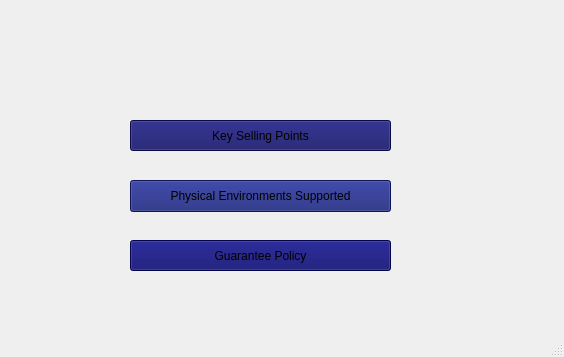
This is CS1C-Project-Master/guestwindow.ui in AustinVaday/CS1C-Class-Project as Qt 5 draws it before an edit. The edited form follows.
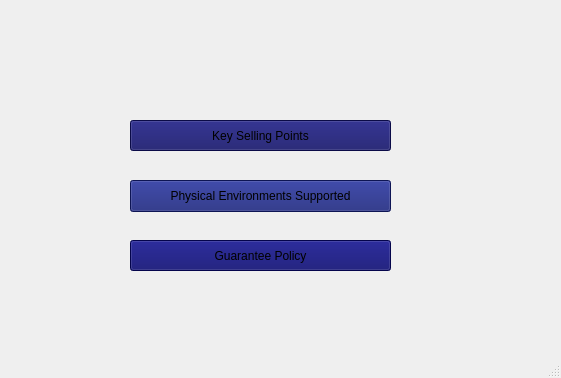
This is the edited form. Icons and pictures are not drawn.

Diff of the .ui file:
```diff
--- a/CS1C-Project-Master/guestwindow.ui
+++ b/CS1C-Project-Master/guestwindow.ui
@@ -6,8 +6,8 @@
    <rect>
     <x>0</x>
     <y>0</y>
-    <width>564</width>
-    <height>357</height>
+    <width>561</width>
+    <height>378</height>
    </rect>
   </property>
   <property name="windowTitle">
```
